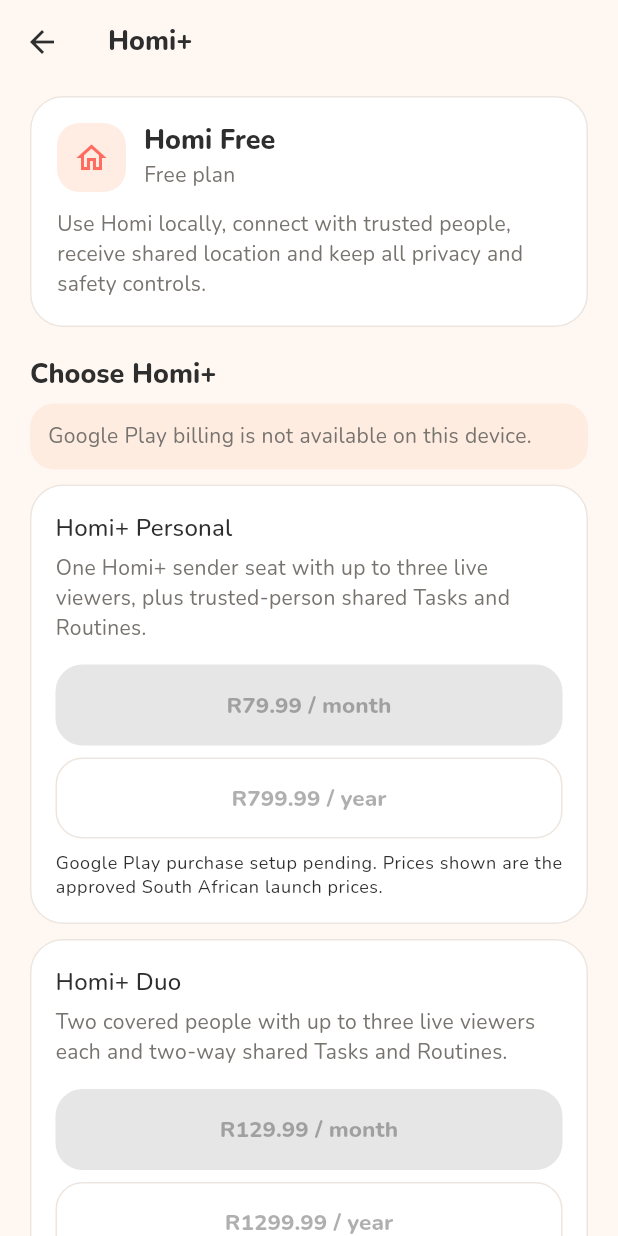
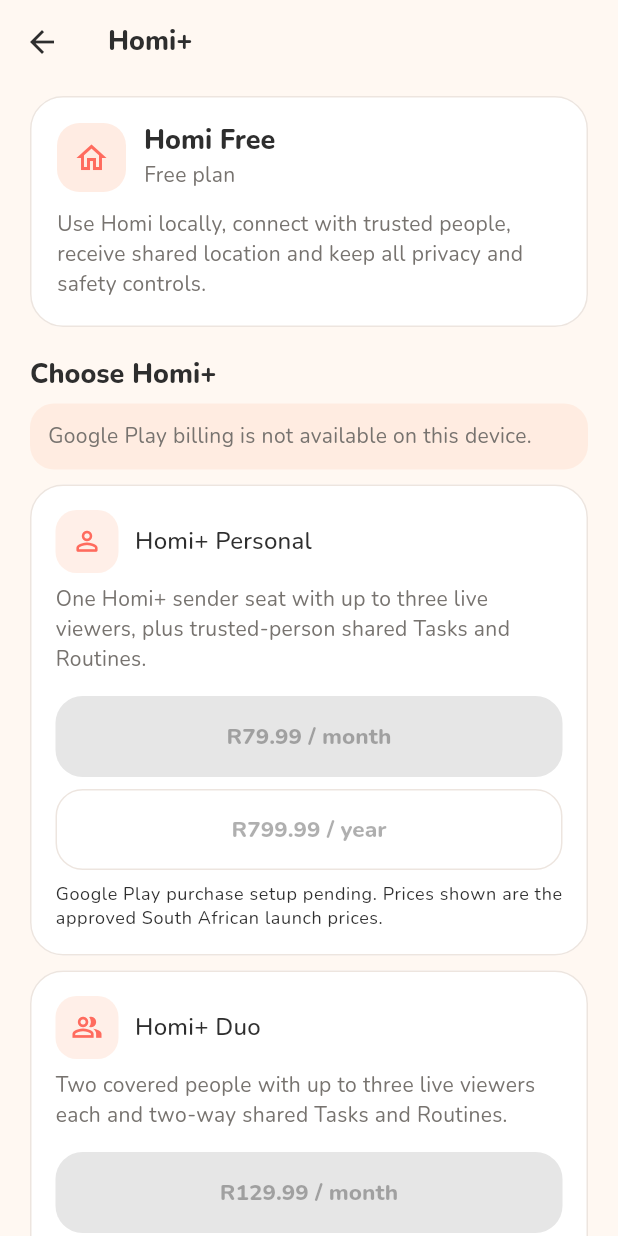
Before and after one commit to BruceVV11/homi, a Flutter app: the HomiPlusPage screen opened directly, on a phone screen of 412 x 824 dp. Run offline on Flutter 3.47's test engine with Material 3 defaults, Android fonts, the phone set to English and light mode, and no system bars; our stand-ins replace battery_plus, cloud_firestore, cloud_functions, firebase_auth, firebase_core, firebase_messaging and 10 more; missing offline and left inert: country_flags, firebase_app_check, google_places_sdk_plus, in_app_purchase_android; accounts and stored records are empty.

Commit message:
Give each Homi+ plan a distinct visual identity

```diff
--- a/lib/src/features/profile/homi_plus_page.dart
+++ b/lib/src/features/profile/homi_plus_page.dart
@@ -936,11 +936,35 @@
         child: Column(
           crossAxisAlignment: CrossAxisAlignment.start,
           children: [
-            Text(definition.name,
-                style: Theme.of(context).textTheme.titleMedium),
-            const SizedBox(height: 5),
-            Text(definition.summary,
-                style: Theme.of(context).textTheme.bodyMedium),
+            Row(
+              children: [
+                Container(
+                  width: 42,
+                  height: 42,
+                  decoration: BoxDecoration(
+                    color: HomiColors.peach.withValues(alpha: 0.20),
+                    borderRadius: BorderRadius.circular(14),
+                  ),
+                  child: Icon(
+                    _planIcon(definition.plan),
+                    color: HomiColors.coral,
+                    size: 21,
+                  ),
+                ),
+                const SizedBox(width: 11),
+                Expanded(
+                  child: Text(
+                    definition.name,
+                    style: Theme.of(context).textTheme.titleMedium,
+                  ),
+                ),
+              ],
+            ),
+            const SizedBox(height: 8),
+            Text(
+              definition.summary,
+              style: Theme.of(context).textTheme.bodyMedium,
+            ),
             if (memberCount != null &&
                 onHouseholdMembersChanged != null) ...[
               const SizedBox(height: 14),
```
